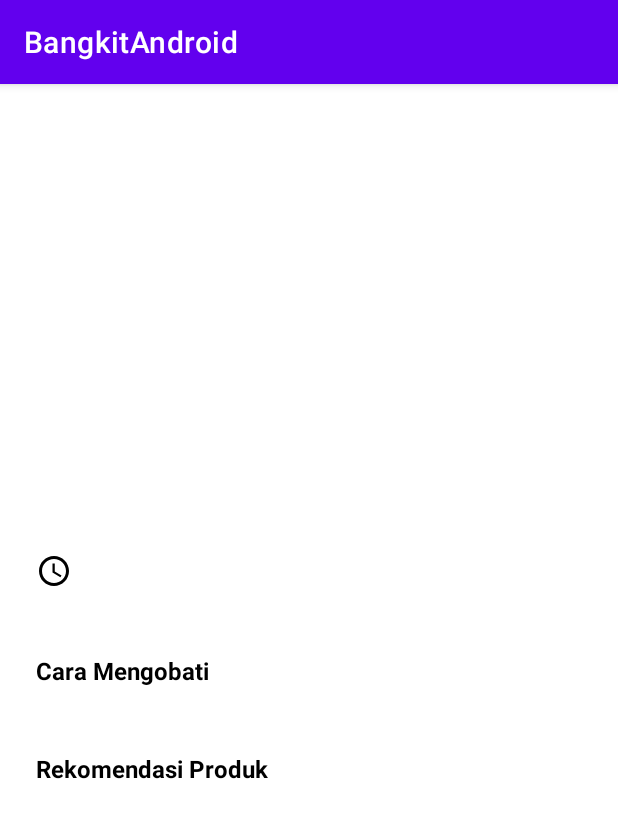
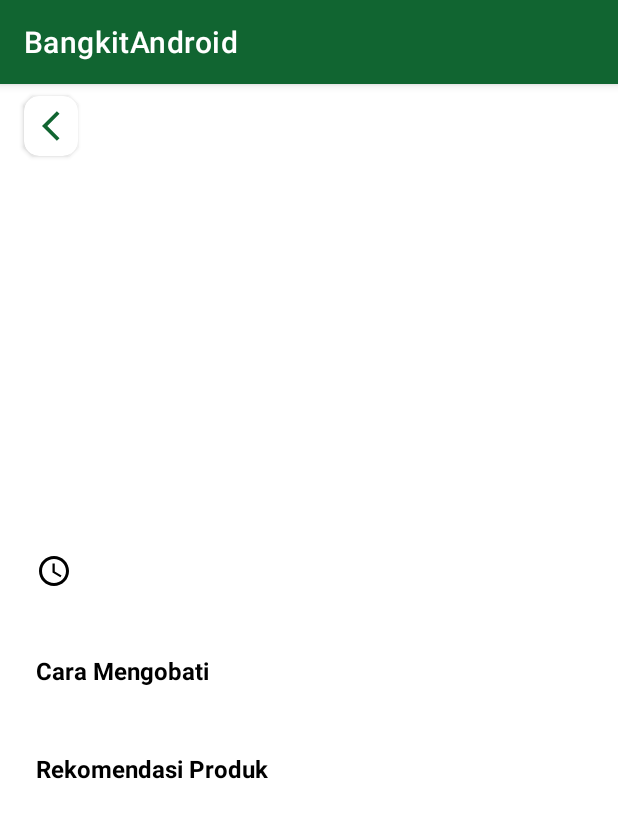
Before and after one commit to FieryInferno/bangkit_android, an Android app: the DiseaseDetailActivity screen opened directly, with no data from a screen before it, on a phone screen of 412 x 824 dp. Shown: the top 818 px of the screen. Run offline under Robolectric (Android 15) with nearby library versions, the phone set to English and light mode, and no system bars.

Commit message:
ui: init disease history activity

```diff
--- a/app/src/main/AndroidManifest.xml
+++ b/app/src/main/AndroidManifest.xml
@@ -11,6 +11,9 @@
         android:supportsRtl="true"
         android:theme="@style/Theme.BangkitAndroid"
         tools:targetApi="31">
+        <activity
+            android:name=".ui.disease.DiseaseHistoryActivity"
+            android:exported="false" />
         <activity
             android:name=".ui.disease.DiseaseDetailActivity"
             android:exported="false" />
--- /dev/null
+++ b/app/src/main/res/drawable/baseline_access_time_16.xml
@@ -0,0 +1,6 @@
+<vector android:height="16dp" android:tint="#000000"
+    android:viewportHeight="24" android:viewportWidth="24"
+    android:width="16dp" xmlns:android="http://schemas.android.com/apk/res/android">
+    <path android:fillColor="@android:color/white" android:pathData="M11.99,2C6.47,2 2,6.48 2,12s4.47,10 9.99,10C17.52,22 22,17.52 22,12S17.52,2 11.99,2zM12,20c-4.42,0 -8,-3.58 -8,-8s3.58,-8 8,-8 8,3.58 8,8 -3.58,8 -8,8z"/>
+    <path android:fillColor="@android:color/white" android:pathData="M12.5,7H11v6l5.25,3.15 0.75,-1.23 -4.5,-2.67z"/>
+</vector>
--- /dev/null
+++ b/app/src/main/res/drawable/baseline_arrow_back_ios_24.xml
@@ -0,0 +1,5 @@
+<vector android:autoMirrored="true" android:height="24dp"
+    android:tint="#116531" android:viewportHeight="24"
+    android:viewportWidth="24" android:width="24dp" xmlns:android="http://schemas.android.com/apk/res/android">
+    <path android:fillColor="@android:color/white" android:pathData="M11.67,3.87L9.9,2.1 0,12l9.9,9.9 1.77,-1.77L3.54,12z"/>
+</vector>
--- a/app/src/main/res/layout/activity_disease_detail.xml
+++ b/app/src/main/res/layout/activity_disease_detail.xml
@@ -9,6 +9,25 @@
     <androidx.constraintlayout.widget.ConstraintLayout
         android:layout_width="match_parent"
         android:layout_height="wrap_content">
+        <androidx.cardview.widget.CardView
+            android:id="@+id/btn_disease_back"
+            android:layout_width="wrap_content"
+            android:layout_height="wrap_content"
+            android:layout_marginTop="8dp"
+            android:layout_marginStart="16dp"
+            app:cardCornerRadius="10dp"
+            app:layout_constraintStart_toStartOf="parent"
+            app:layout_constraintTop_toTopOf="parent">
+            <ImageView
+                android:layout_width="wrap_content"
+                android:layout_height="wrap_content"
+                android:paddingStart="12dp"
+                android:paddingVertical="8dp"
+                android:src="@drawable/baseline_arrow_back_ios_24"
+                android:contentDescription="@string/back_button"
+                tools:ignore="RtlSymmetry" />
+
+        </androidx.cardview.widget.CardView>
         <ImageView
             android:id="@+id/img_disease_detail"
             android:layout_width="match_parent"
--- a/app/src/main/res/layout/vertical_card_item.xml
+++ b/app/src/main/res/layout/vertical_card_item.xml
@@ -25,7 +25,7 @@
         <TextView
             android:id="@+id/tv_title_vertical_item"
             android:layout_width="match_parent"
-            android:layout_height="match_parent"
+            android:layout_height="wrap_content"
             android:paddingHorizontal="8dp"
             android:paddingTop="8dp"
             android:textSize="12sp"
@@ -36,7 +36,7 @@
         <TextView
             android:id="@+id/tv_subtitle_vertical_item"
             android:layout_width="match_parent"
-            android:layout_height="match_parent"
+            android:layout_height="wrap_content"
             android:paddingHorizontal="8dp"
             android:paddingTop="4dp"
             android:textSize="11sp"
--- a/app/src/main/res/values-night/themes.xml
+++ b/app/src/main/res/values-night/themes.xml
@@ -2,13 +2,13 @@
     <!-- Base application theme. -->
     <style name="Theme.BangkitAndroid" parent="Theme.MaterialComponents.DayNight.DarkActionBar">
         <!-- Primary brand color. -->
-        <item name="colorPrimary">@color/purple_200</item>
-        <item name="colorPrimaryVariant">@color/purple_700</item>
-        <item name="colorOnPrimary">@color/black</item>
+        <item name="colorPrimary">@color/green_300</item>
+        <item name="colorPrimaryVariant">@color/green_100</item>
+        <item name="colorOnPrimary">@color/white</item>
         <!-- Secondary brand color. -->
-        <item name="colorSecondary">@color/teal_200</item>
-        <item name="colorSecondaryVariant">@color/teal_200</item>
-        <item name="colorOnSecondary">@color/black</item>
+        <item name="colorSecondary">@color/green_200</item>
+        <item name="colorSecondaryVariant">@color/green_100</item>
+        <item name="colorOnSecondary">@color/green_300</item>
         <!-- Status bar color. -->
         <item name="android:statusBarColor">?attr/colorPrimaryVariant</item>
         <!-- Customize your theme here. -->
--- a/app/src/main/res/values/colors.xml
+++ b/app/src/main/res/values/colors.xml
@@ -1,10 +1,8 @@
 <?xml version="1.0" encoding="utf-8"?>
 <resources>
-    <color name="purple_200">#FFBB86FC</color>
-    <color name="purple_500">#FF6200EE</color>
-    <color name="purple_700">#FF3700B3</color>
-    <color name="teal_200">#FF03DAC5</color>
-    <color name="teal_700">#FF018786</color>
+    <color name="green_100">#E7F0EB</color>
+    <color name="green_200">#CCDDD3</color>
+    <color name="green_300">#116531</color>
     <color name="black">#FF000000</color>
     <color name="white">#FFFFFFFF</color>
 </resources>
--- a/app/src/main/res/values/strings.xml
+++ b/app/src/main/res/values/strings.xml
@@ -10,4 +10,6 @@
     <string name="cara_mengobati">Cara Mengobati</string>
     <string name="rekomendasi_produk">Rekomendasi Produk</string>
     <string name="card_image">Card Image</string>
+    <string name="back_button">Back Button</string>
+    <string name="riwayat">Riwayat</string>
 </resources>
--- a/app/src/main/res/values/themes.xml
+++ b/app/src/main/res/values/themes.xml
@@ -2,13 +2,13 @@
     <!-- Base application theme. -->
     <style name="Theme.BangkitAndroid" parent="Theme.MaterialComponents.DayNight.DarkActionBar">
         <!-- Primary brand color. -->
-        <item name="colorPrimary">@color/purple_500</item>
-        <item name="colorPrimaryVariant">@color/purple_700</item>
+        <item name="colorPrimary">@color/green_300</item>
+        <item name="colorPrimaryVariant">@color/green_100</item>
         <item name="colorOnPrimary">@color/white</item>
         <!-- Secondary brand color. -->
-        <item name="colorSecondary">@color/teal_200</item>
-        <item name="colorSecondaryVariant">@color/teal_700</item>
-        <item name="colorOnSecondary">@color/black</item>
+        <item name="colorSecondary">@color/green_200</item>
+        <item name="colorSecondaryVariant">@color/green_100</item>
+        <item name="colorOnSecondary">@color/green_300</item>
         <!-- Status bar color. -->
         <item name="android:statusBarColor">?attr/colorPrimaryVariant</item>
         <!-- Customize your theme here. -->
```
Also changed, not shown: app/src/main/java/com/example/bangkitandroid/ui/disease/DiseaseHistoryActivity.kt (added, +12 -0 lines), app/src/main/res/layout/activity_disease_history.xml (added, +33 -0 lines), app/src/main/res/layout/horizontal_card_item.xml (added, +68 -0 lines).
